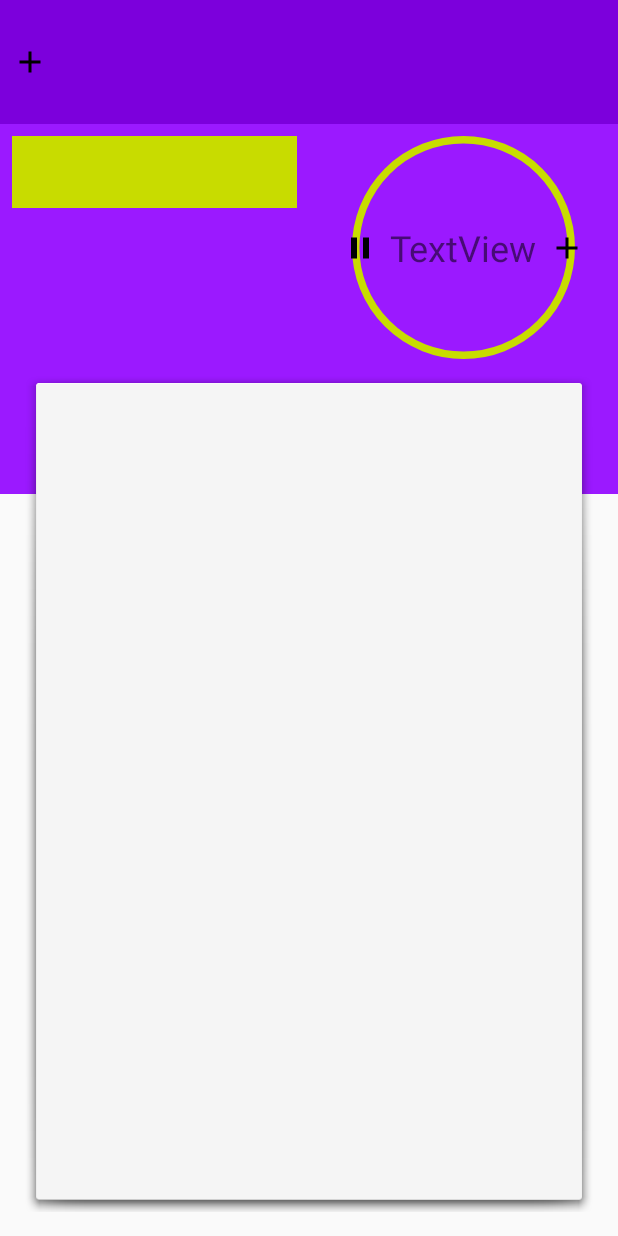
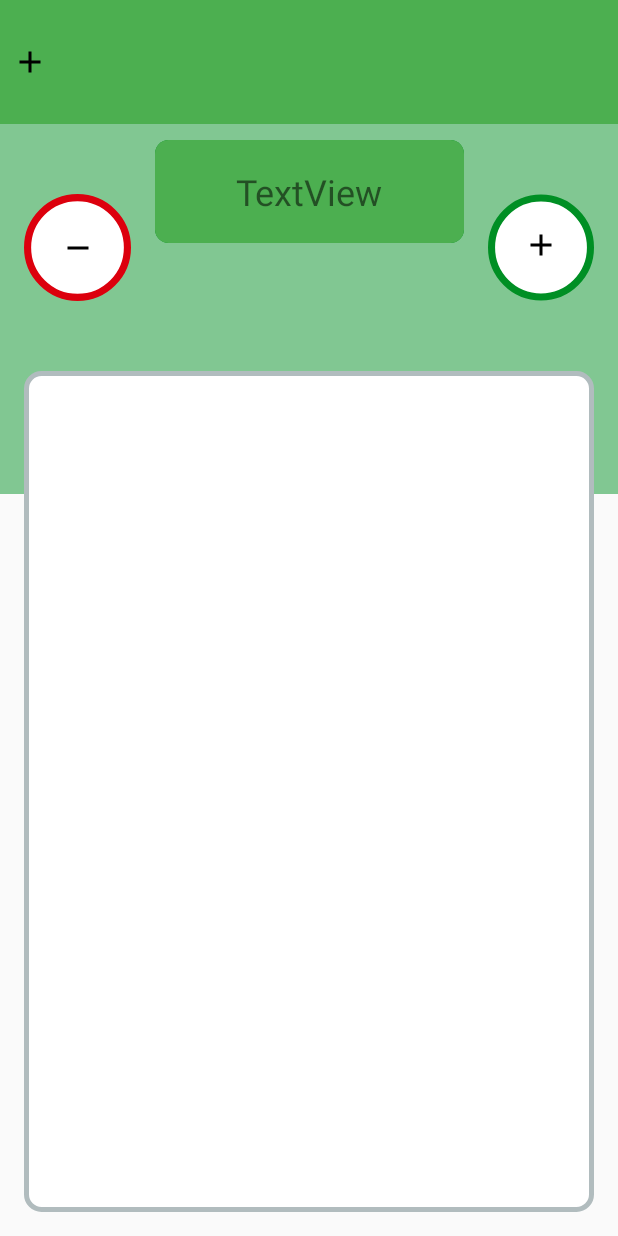
Before and after one commit to TechkidsAndroid11/First-Project-Team-2-Black-Fund, an Android app: the layout activity_main.xml on its own in the app's theme, with its tools: preview values and no code run, on a phone screen of 412 x 824 dp. Run offline under Robolectric (Android 15) with nearby library versions, the phone set to English and light mode, and no system bars.

Commit message:
Completed MainAct

```diff
--- a/BlackFund/app/src/main/java/com/example/admins/blackfund/activities/MainActivity.java
+++ b/BlackFund/app/src/main/java/com/example/admins/blackfund/activities/MainActivity.java
@@ -45,7 +45,8 @@ public class MainActivity extends AppCompatActivity {
         vpOverview = (ViewPager) findViewById(R.id.vp_overview);
         vpOverview.setAdapter(new OverviewPagerAdapter(getSupportFragmentManager()));
 
-        ivPlus = (ImageView) findViewById(R.id.iv_plus);
+
+        ivPlus = (ImageView) findViewById(R.id.iv_incomes);
     }
 
     @Override
--- a/BlackFund/app/src/main/java/com/example/admins/blackfund/activities/OverviewFragment.java
+++ b/BlackFund/app/src/main/java/com/example/admins/blackfund/activities/OverviewFragment.java
@@ -22,13 +22,13 @@ public class OverviewFragment extends Fragment {
     @Override
     public View onCreateView(LayoutInflater inflater, @Nullable ViewGroup container, @Nullable Bundle savedInstanceState) {
         View overviewTab = inflater.inflate(R.layout.overview_fragment_tab, container, false);
-        TextView tvDemo = overviewTab.findViewById(R.id.tv_demo);
-
-        if (getArguments().getBoolean(OVERVIEW_KEY)){
-            tvDemo.setText("This month");
-        } else {
-            tvDemo.setText("Last month");
-        }
+//        TextView tvDemo = overviewTab.findViewById(R.id.tv_demo);
+//
+//        if (getArguments().getBoolean(OVERVIEW_KEY)){
+//            tvDemo.setText("This month");
+//        } else {
+//            tvDemo.setText("Last month");
+//        }
 
         return overviewTab;
     }
--- a/BlackFund/app/src/main/java/com/example/admins/blackfund/adapters/OverviewPagerAdapter.java
+++ b/BlackFund/app/src/main/java/com/example/admins/blackfund/adapters/OverviewPagerAdapter.java
@@ -43,9 +43,9 @@ public class OverviewPagerAdapter extends FragmentPagerAdapter {
     public int getCount() {
         return PAGE_COUNT;
     }
-
-    @Override
-    public CharSequence getPageTitle(int position) {
-        return tabTitles[position];
-    }
+//
+//    @Override
+//    public CharSequence getPageTitle(int position) {
+//        return tabTitles[position];
+//    }
 }
--- /dev/null
+++ b/BlackFund/app/src/main/res/drawable/circle_view_expenses.xml
@@ -0,0 +1,7 @@
+<?xml version="1.0" encoding="utf-8"?>
+<shape xmlns:android="http://schemas.android.com/apk/res/android"
+    android:shape="oval">
+    <size android:width="30dp" android:height="30dp"/>
+    <solid android:color="#ffffff"/>
+    <stroke android:width="2dp" android:color="@color/colorAccent"/>
+</shape>
--- /dev/null
+++ b/BlackFund/app/src/main/res/drawable/circle_view_incomes.xml
@@ -0,0 +1,7 @@
+<?xml version="1.0" encoding="utf-8"?>
+<shape xmlns:android="http://schemas.android.com/apk/res/android"
+    android:shape="oval">
+    <size android:width="30dp" android:height="30dp"/>
+    <solid android:color="#ffffff"/>
+    <stroke android:width="2dp" android:color="@color/colorPrimaryDarker"/>
+</shape>
--- /dev/null
+++ b/BlackFund/app/src/main/res/drawable/ic_remove_black_24dp.xml
@@ -0,0 +1,9 @@
+<vector xmlns:android="http://schemas.android.com/apk/res/android"
+        android:width="24dp"
+        android:height="24dp"
+        android:viewportWidth="24.0"
+        android:viewportHeight="24.0">
+    <path
+        android:fillColor="#FF000000"
+        android:pathData="M19,13H5v-2h14v2z"/>
+</vector>
--- /dev/null
+++ b/BlackFund/app/src/main/res/drawable/rounded_corner.xml
@@ -0,0 +1,7 @@
+<?xml version="1.0" encoding="utf-8"?>
+<shape xmlns:android="http://schemas.android.com/apk/res/android">
+    <solid android:color="#FFFFFF"/>
+    <stroke android:width="3dp" android:color="#B1BCBE" />
+    <corners android:radius="10dp"/>
+    <padding android:left="0dp" android:top="0dp" android:right="0dp" android:bottom="0dp" />
+</shape>
--- /dev/null
+++ b/BlackFund/app/src/main/res/drawable/rounded_corner_money.xml
@@ -0,0 +1,23 @@
+<?xml version="1.0" encoding="utf-8"?>
+<layer-list xmlns:android="http://schemas.android.com/apk/res/android">
+    <item>
+        <shape android:shape="rectangle" >
+            <solid android:color="@color/colorPrimaryDarker" />
+            <size android:height="10dp" android:width="30dp"/>
+            <corners android:radius="1dp"/>
+        </shape>
+    </item>
+
+    <item android:top="0.5dp" android:right="0.5dp">
+        <shape>
+            <solid android:color="@color/colorPrimaryDark" />
+            <stroke
+                android:dashGap="0px"
+                android:dashWidth="0px"
+                android:width="0dp"
+                android:color="#ababb2" />
+            <size android:height="10dp" android:width="30dp"/>
+            <corners android:radius="1dp"/>
+        </shape>
+    </item>
+</layer-list>
--- a/BlackFund/app/src/main/res/drawable/white_circle_drawable.xml
+++ /dev/null
@@ -1,7 +0,0 @@
-<?xml version="1.0" encoding="utf-8"?>
-<shape xmlns:android="http://schemas.android.com/apk/res/android"
-    android:shape="oval">
-    <solid android:color="@color/colorPrimary"/>
-    <stroke android:width="2dp" android:color="@color/colorAccent" />
-    <size android:width="60dp" android:height="60dp"/>
-</shape>
--- a/BlackFund/app/src/main/res/layout/activity_main.xml
+++ b/BlackFund/app/src/main/res/layout/activity_main.xml
@@ -11,9 +11,7 @@
         android:layout_width="wrap_content"
         android:layout_height="wrap_content"
         android:orientation="vertical"
-        app:layout_constraintGuide_percent="0.5"
-        tools:layout_editor_absoluteY="0dp"
-        tools:layout_editor_absoluteX="206dp" />
+        app:layout_constraintGuide_percent="0.50121653" />
 
     <android.support.constraint.Guideline
         android:id="@+id/guideline4"
@@ -21,8 +19,8 @@
         android:layout_height="wrap_content"
         android:orientation="horizontal"
         app:layout_constraintGuide_percent="0.1"
-        tools:layout_editor_absoluteY="66dp"
-        tools:layout_editor_absoluteX="0dp" />
+        tools:layout_editor_absoluteX="0dp"
+        tools:layout_editor_absoluteY="66dp" />
 
     <android.support.constraint.Guideline
         android:id="@+id/guideline5"
@@ -30,8 +28,8 @@
         android:layout_height="wrap_content"
         android:orientation="horizontal"
         app:layout_constraintGuide_percent="0.30016583"
-        tools:layout_editor_absoluteY="197dp"
-        tools:layout_editor_absoluteX="0dp" />
+        tools:layout_editor_absoluteX="0dp"
+        tools:layout_editor_absoluteY="197dp" />
 
     <android.support.constraint.Guideline
         android:id="@+id/guideline"
@@ -39,8 +37,8 @@
         android:layout_height="wrap_content"
         android:orientation="horizontal"
         app:layout_constraintGuide_percent="0.5"
-        tools:layout_editor_absoluteY="329dp"
-        tools:layout_editor_absoluteX="0dp" />
+        tools:layout_editor_absoluteX="0dp"
+        tools:layout_editor_absoluteY="329dp" />
 
     <!--<ListView-->
     <!--android:id="@+id/lv_item_list"-->
@@ -60,22 +58,22 @@
     <!---->
 
     <android.support.constraint.Guideline
+        android:id="@+id/guideline8"
         android:layout_width="wrap_content"
         android:layout_height="wrap_content"
-        android:id="@+id/guideline8"
         android:orientation="horizontal"
         app:layout_constraintGuide_percent="0.1"
-        tools:layout_editor_absoluteY="66dp"
-        tools:layout_editor_absoluteX="0dp" />
+        tools:layout_editor_absoluteX="0dp"
+        tools:layout_editor_absoluteY="66dp" />
 
     <android.support.constraint.Guideline
+        android:id="@+id/guideline9"
         android:layout_width="wrap_content"
         android:layout_height="wrap_content"
-        android:id="@+id/guideline9"
         android:orientation="horizontal"
         app:layout_constraintGuide_percent="0.4"
-        tools:layout_editor_absoluteY="263dp"
-        tools:layout_editor_absoluteX="0dp" />
+        tools:layout_editor_absoluteX="0dp"
+        tools:layout_editor_absoluteY="263dp" />
 
     <android.support.constraint.Guideline
         android:id="@+id/guideline10"
@@ -83,8 +81,8 @@
         android:layout_height="wrap_content"
         android:orientation="horizontal"
         app:layout_constraintGuide_percent="0.2"
-        tools:layout_editor_absoluteY="132dp"
-        tools:layout_editor_absoluteX="0dp" />
+        tools:layout_editor_absoluteX="0dp"
+        tools:layout_editor_absoluteY="132dp" />
 
     <View
         android:id="@+id/v_appbar_background"
@@ -104,9 +102,11 @@
         android:layout_height="0dp"
         android:background="@color/colorPrimary"
         app:layout_constraintBottom_toTopOf="@+id/guideline9"
+        app:layout_constraintHorizontal_bias="0.0"
         app:layout_constraintLeft_toLeftOf="parent"
         app:layout_constraintRight_toRightOf="parent"
-        app:layout_constraintTop_toTopOf="@+id/guideline8" />
+        app:layout_constraintTop_toTopOf="@+id/guideline8"
+        app:layout_constraintVertical_bias="0.0" />
 
     <ListView
         android:id="@+id/lv_recent_history"
@@ -115,31 +115,29 @@
         android:layout_marginBottom="16dp"
         android:layout_marginLeft="16dp"
         android:layout_marginRight="16dp"
-        android:background="@android:drawable/dialog_holo_light_frame"
+        android:background="@drawable/rounded_corner"
         app:layout_constraintBottom_toBottomOf="parent"
         app:layout_constraintHorizontal_bias="0.0"
         app:layout_constraintLeft_toLeftOf="parent"
         app:layout_constraintRight_toRightOf="parent"
         app:layout_constraintTop_toTopOf="@+id/guideline5"
-        app:layout_constraintVertical_bias="0.0"
-        android:layout_marginStart="16dp"
-        android:layout_marginEnd="16dp" />
+        app:layout_constraintVertical_bias="0.0" />
 
     <ImageView
         android:id="@+id/iv_money_content"
         android:layout_width="0dp"
         android:layout_height="0dp"
-        android:layout_marginBottom="8dp"
-        android:layout_marginEnd="8dp"
-        android:layout_marginLeft="8dp"
-        android:layout_marginRight="8dp"
-        android:layout_marginStart="8dp"
+        android:layout_marginBottom="0dp"
+        android:layout_marginLeft="0dp"
+        android:layout_marginRight="0dp"
         android:layout_marginTop="8dp"
-        android:src="@drawable/white_circle_drawable"
-        app:layout_constraintBottom_toTopOf="@+id/guideline5"
+        android:src="@drawable/rounded_corner_money"
+        app:layout_constraintBottom_toTopOf="@+id/guideline10"
+        app:layout_constraintEnd_toStartOf="@+id/guideline11"
         app:layout_constraintHorizontal_bias="0.0"
         app:layout_constraintLeft_toLeftOf="@+id/guideline2"
         app:layout_constraintRight_toRightOf="parent"
+        app:layout_constraintStart_toStartOf="@+id/guideline6"
         app:layout_constraintTop_toTopOf="@+id/guideline4"
         app:layout_constraintVertical_bias="0.0" />
 
@@ -149,84 +147,124 @@
         android:layout_height="wrap_content"
         android:layout_marginBottom="8dp"
         android:layout_marginLeft="8dp"
+        android:layout_marginStart="8dp"
         android:layout_marginTop="8dp"
         app:layout_constraintBottom_toTopOf="@+id/guideline8"
         app:layout_constraintLeft_toLeftOf="parent"
         app:layout_constraintTop_toTopOf="parent"
-        app:srcCompat="@drawable/ic_add_black_24dp"
-        android:layout_marginStart="8dp" />
+        app:srcCompat="@drawable/ic_add_black_24dp" />
 
     <TextView
         android:id="@+id/tv_money"
         android:layout_width="wrap_content"
         android:layout_height="wrap_content"
         android:layout_marginBottom="8dp"
+        android:layout_marginEnd="8dp"
         android:layout_marginLeft="8dp"
         android:layout_marginRight="8dp"
+        android:layout_marginStart="8dp"
         android:layout_marginTop="8dp"
         android:text="TextView"
         android:textSize="24sp"
         app:layout_constraintBottom_toBottomOf="@+id/iv_money_content"
         app:layout_constraintLeft_toLeftOf="@+id/iv_money_content"
         app:layout_constraintRight_toRightOf="@+id/iv_money_content"
-        app:layout_constraintTop_toTopOf="@+id/iv_money_content"
+        app:layout_constraintTop_toTopOf="@+id/iv_money_content" />
+
+    <ImageView
+        android:id="@+id/iv_expenses"
+        android:layout_width="0dp"
+        android:layout_height="0dp"
+        android:layout_margin="16dp"
+        android:src="@drawable/circle_view_expenses"
+        app:layout_constraintBottom_toTopOf="@+id/guideline5"
+        app:layout_constraintLeft_toLeftOf="parent"
+        app:layout_constraintRight_toLeftOf="@+id/guideline6"
+        app:layout_constraintTop_toTopOf="@+id/guideline8" />
+
+    <android.support.v4.view.ViewPager
+        android:id="@+id/vp_overview"
+        android:layout_width="0dp"
+        android:layout_height="0dp"
+        android:layout_marginBottom="8dp"
+        android:layout_marginLeft="8dp"
+        android:layout_marginRight="8dp"
         android:layout_marginStart="8dp"
-        android:layout_marginEnd="8dp" />
+        android:layout_marginTop="8dp"
+        app:layout_constraintBottom_toTopOf="@+id/guideline5"
+        app:layout_constraintEnd_toStartOf="@+id/guideline11"
+        app:layout_constraintLeft_toLeftOf="parent"
+        app:layout_constraintRight_toLeftOf="@+id/guideline2"
+        app:layout_constraintStart_toStartOf="@+id/guideline6"
+        app:layout_constraintTop_toBottomOf="@+id/iv_money_content"
+        app:layout_constraintVertical_bias="0.0">
+
+
+        <!--<android.support.design.widget.TabLayout-->
+        <!--android:id="@+id/tl_overview_tab"-->
+        <!--android:layout_width="match_parent"-->
+        <!--android:layout_height="wrap_content"-->
+        <!--android:background="@color/colorAccent">-->
+
+        <!--</android.support.design.widget.TabLayout>-->
+    </android.support.v4.view.ViewPager>
+
+    <android.support.constraint.Guideline
+        android:id="@+id/guideline6"
+        android:layout_width="wrap_content"
+        android:layout_height="wrap_content"
+        android:orientation="vertical"
+        app:layout_constraintGuide_percent="0.25" />
+
+    <android.support.constraint.Guideline
+        android:id="@+id/guideline11"
+        android:layout_width="wrap_content"
+        android:layout_height="wrap_content"
+        android:orientation="vertical"
+        app:layout_constraintGuide_percent="0.75" />
+
+    <ImageView
+        android:id="@+id/iv_incomes"
+        android:layout_width="0dp"
+        android:layout_height="0dp"
+        android:layout_marginBottom="16dp"
+        android:layout_marginEnd="16dp"
+        android:layout_marginStart="16dp"
+        android:layout_marginTop="16dp"
+        app:layout_constraintBottom_toTopOf="@+id/guideline5"
+        app:layout_constraintEnd_toEndOf="parent"
+        app:layout_constraintStart_toEndOf="@+id/iv_money_content"
+        app:layout_constraintTop_toTopOf="@+id/guideline8"
+        app:srcCompat="@drawable/circle_view_incomes" />
 
     <ImageView
         android:id="@+id/iv_plus"
         android:layout_width="wrap_content"
         android:layout_height="wrap_content"
         android:layout_marginBottom="8dp"
-        android:layout_marginLeft="8dp"
-        android:layout_marginRight="8dp"
+        android:layout_marginEnd="8dp"
+        android:layout_marginStart="8dp"
         android:layout_marginTop="8dp"
-        app:layout_constraintBottom_toTopOf="@+id/guideline5"
-        app:layout_constraintLeft_toRightOf="@+id/tv_money"
-        app:layout_constraintRight_toRightOf="@+id/v_money_content"
-        app:layout_constraintTop_toTopOf="@+id/guideline4"
-        app:srcCompat="@drawable/ic_add_black_24dp"
-        android:layout_marginStart="8dp"
-        android:layout_marginEnd="8dp" />
+        app:layout_constraintBottom_toBottomOf="@+id/iv_incomes"
+        app:layout_constraintEnd_toEndOf="@+id/iv_incomes"
+        app:layout_constraintHorizontal_bias="0.497"
+        app:layout_constraintStart_toStartOf="@+id/iv_incomes"
+        app:layout_constraintTop_toTopOf="@+id/iv_incomes"
+        app:layout_constraintVertical_bias="0.483"
+        app:srcCompat="@drawable/ic_add_black_24dp" />
 
     <ImageView
-        android:id="@+id/iv_minus"
+        android:id="@+id/imageView4"
         android:layout_width="wrap_content"
         android:layout_height="wrap_content"
         android:layout_marginBottom="8dp"
-        android:layout_marginLeft="8dp"
-        android:layout_marginRight="8dp"
+        android:layout_marginEnd="8dp"
+        android:layout_marginStart="8dp"
         android:layout_marginTop="8dp"
-        app:layout_constraintBottom_toTopOf="@+id/guideline5"
-        app:layout_constraintLeft_toLeftOf="@+id/v_money_content"
-        app:layout_constraintRight_toLeftOf="@+id/tv_money"
-        app:layout_constraintTop_toTopOf="@+id/guideline4"
-        app:srcCompat="@drawable/ic_pause_black_24dp"
-        android:layout_marginStart="8dp"
-        android:layout_marginEnd="8dp" />
-
-    <android.support.v4.view.ViewPager
-        android:id="@+id/vp_overview"
-        android:layout_width="0dp"
-        android:layout_height="0dp"
-        app:layout_constraintTop_toTopOf="@+id/guideline8"
-        android:layout_marginTop="8dp"
-        app:layout_constraintRight_toLeftOf="@+id/guideline2"
-        android:layout_marginRight="8dp"
-        android:layout_marginLeft="8dp"
-        app:layout_constraintLeft_toLeftOf="parent"
-        android:layout_marginBottom="8dp"
-        app:layout_constraintBottom_toTopOf="@+id/guideline5"
-        android:layout_marginStart="8dp"
-        android:layout_marginEnd="8dp">
-
-        <android.support.design.widget.TabLayout
-            android:id="@+id/tl_overview_tab"
-            android:layout_width="match_parent"
-            android:layout_height="wrap_content"
-            android:background="@color/colorAccent">
-
-        </android.support.design.widget.TabLayout>
-    </android.support.v4.view.ViewPager>
+        app:layout_constraintBottom_toBottomOf="@+id/iv_expenses"
+        app:layout_constraintEnd_toEndOf="@+id/iv_expenses"
+        app:layout_constraintStart_toStartOf="@+id/iv_expenses"
+        app:layout_constraintTop_toTopOf="@+id/iv_expenses"
+        app:srcCompat="@drawable/ic_remove_black_24dp" />
 
 </android.support.constraint.ConstraintLayout>
--- a/BlackFund/app/src/main/res/layout/overview_fragment_tab.xml
+++ b/BlackFund/app/src/main/res/layout/overview_fragment_tab.xml
@@ -7,42 +7,19 @@
     android:layout_height="match_parent">
 
     <TextView
-        android:id="@+id/textView"
-        android:layout_width="wrap_content"
-        android:layout_height="wrap_content"
-        android:layout_marginLeft="8dp"
-        android:layout_marginTop="0dp"
-        android:text="Expenses"
-        android:textSize="18sp"
-        app:layout_constraintLeft_toLeftOf="parent"
-        app:layout_constraintTop_toTopOf="@+id/guideline3"
-        android:layout_marginBottom="8dp"
-        app:layout_constraintBottom_toTopOf="@+id/guideline7" />
-
-    <TextView
         android:id="@+id/textView2"
         android:layout_width="wrap_content"
         android:layout_height="wrap_content"
         android:layout_marginBottom="10dp"
-        android:layout_marginRight="6dp"
+        android:layout_marginRight="16dp"
+        android:layout_marginStart="8dp"
+        android:layout_marginTop="8dp"
         android:text="Incomemoney"
         app:layout_constraintBottom_toTopOf="@+id/guideline3"
         app:layout_constraintRight_toRightOf="parent"
+        app:layout_constraintStart_toStartOf="parent"
         app:layout_constraintTop_toTopOf="parent"
-        android:layout_marginTop="8dp" />
-
-    <TextView
-        android:id="@+id/textView4"
-        android:layout_width="wrap_content"
-        android:layout_height="wrap_content"
-        android:layout_marginBottom="9dp"
-        android:layout_marginLeft="8dp"
-        android:text="Income"
-        android:textSize="18sp"
-        app:layout_constraintBottom_toTopOf="@+id/guideline3"
-        app:layout_constraintLeft_toLeftOf="parent"
-        app:layout_constraintTop_toTopOf="parent"
-        android:layout_marginTop="8dp" />
+        app:layout_constraintVertical_bias="0.518" />
 
     <android.support.constraint.Guideline
         android:layout_width="wrap_content"
@@ -55,13 +32,14 @@
         android:id="@+id/textView5"
         android:layout_width="wrap_content"
         android:layout_height="wrap_content"
+        android:layout_marginBottom="8dp"
         android:layout_marginRight="7dp"
-        android:layout_marginTop="0dp"
+        android:layout_marginStart="8dp"
         android:text="ExpensesMoney"
+        app:layout_constraintBottom_toTopOf="@+id/guideline7"
         app:layout_constraintRight_toRightOf="parent"
-        app:layout_constraintTop_toTopOf="@+id/guideline3"
-        android:layout_marginBottom="8dp"
-        app:layout_constraintBottom_toTopOf="@+id/guideline7" />
+        app:layout_constraintStart_toStartOf="parent"
+        app:layout_constraintTop_toTopOf="@+id/guideline3" />
 
     <android.support.constraint.Guideline
         android:layout_width="wrap_content"
@@ -74,23 +52,14 @@
         android:id="@+id/textView6"
         android:layout_width="wrap_content"
         android:layout_height="wrap_content"
+        android:layout_marginBottom="8dp"
+        android:layout_marginRight="7dp"
+        android:layout_marginStart="8dp"
+        android:layout_marginTop="8dp"
         android:text="Total"
         app:layout_constraintBottom_toBottomOf="parent"
-        android:layout_marginBottom="8dp"
-        android:layout_marginRight="7dp"
         app:layout_constraintRight_toRightOf="parent"
-        app:layout_constraintTop_toTopOf="@+id/guideline7"
-        android:layout_marginTop="8dp" />
+        app:layout_constraintStart_toStartOf="parent"
+        app:layout_constraintTop_toTopOf="@+id/guideline7" />
 
-    <TextView
-        android:id="@+id/tv_demo"
-        android:layout_width="wrap_content"
-        android:layout_height="wrap_content"
-        android:layout_marginBottom="8dp"
-        android:layout_marginLeft="8dp"
-        android:layout_marginTop="0dp"
-        android:text="TextView"
-        app:layout_constraintBottom_toBottomOf="parent"
-        app:layout_constraintLeft_toLeftOf="parent"
-        app:layout_constraintTop_toTopOf="@+id/guideline7" />
 </android.support.constraint.ConstraintLayout>
--- a/BlackFund/app/src/main/res/values/colors.xml
+++ b/BlackFund/app/src/main/res/values/colors.xml
@@ -1,6 +1,7 @@
 <?xml version="1.0" encoding="utf-8"?>
 <resources>
-    <color name="colorPrimary">#9b19ff</color>
-    <color name="colorPrimaryDark">#7c00dc</color>
-    <color name="colorAccent">#c8dc00</color>
+    <color name="colorPrimary">#81c792</color>
+    <color name="colorPrimaryDark">#4caf50</color>
+    <color name="colorAccent">#dc000d</color>
+    <color name="colorPrimaryDarker">#008f24</color>
 </resources>
--- a/BlackFund/build.gradle
+++ b/BlackFund/build.gradle
@@ -5,7 +5,7 @@ buildscript {
         jcenter()
     }
     dependencies {
-        classpath 'com.android.tools.build:gradle:2.3.3'
+        classpath 'com.android.tools.build:gradle:3.0.0'
 
         // NOTE: Do not place your application dependencies here; they belong
         // in the individual module build.gradle files
```
Also changed, not shown: BlackFund/gradle/wrapper/gradle-wrapper.properties.
